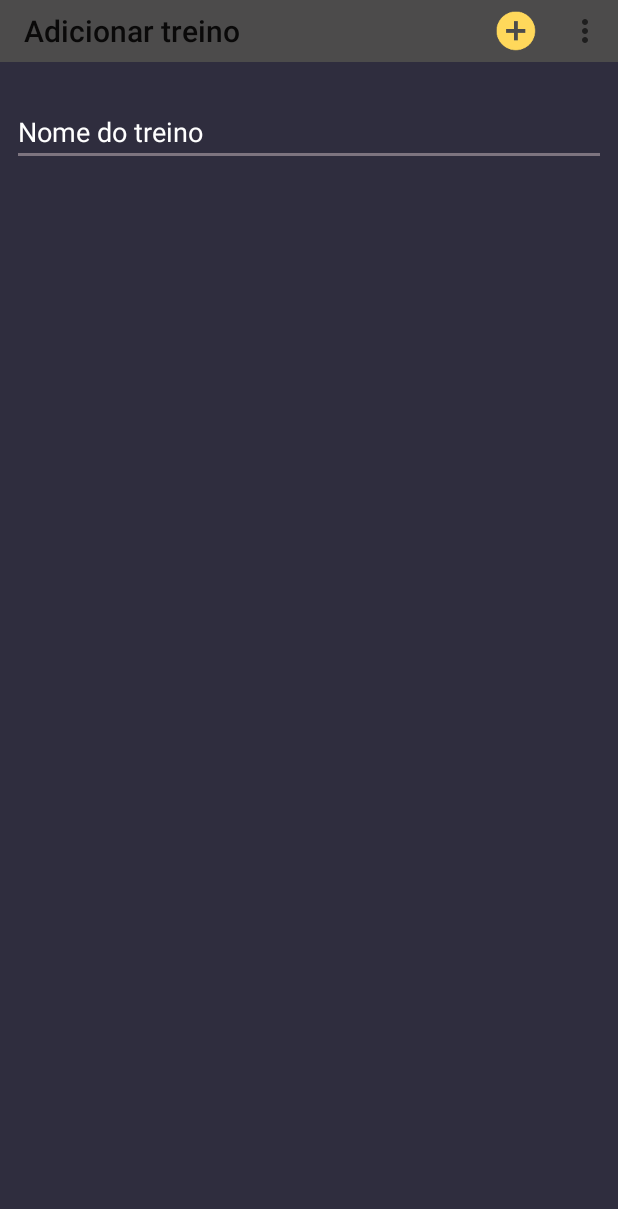
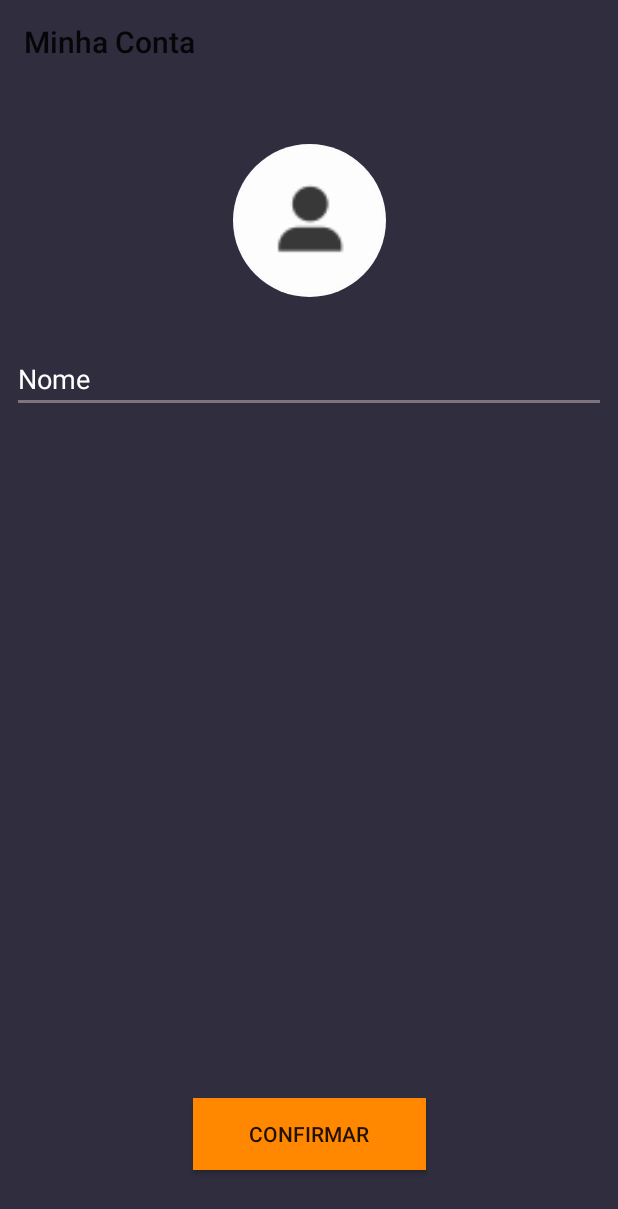
Before and after one commit to newtonjin/hogym, an Android app: the screen it shows after launch once a user with an empty profile is signed in (AddTreinoActivity before the commit, ContaActivity after it), in the options menu, after a tap on "Minha Conta", on a phone screen of 412 x 824 dp. Shown: the top 1209 px of the screen. Run offline under Robolectric (Android 15) with nearby library versions, the phone set to English and light mode, and no system bars; our stand-ins replace CircleImageView, Firebase (no records; nobody signed in at launch, a user with empty details on screens opened directly).

Commit message:
Commit att

```diff
--- a/app/build.gradle
+++ b/app/build.gradle
@@ -29,6 +29,7 @@ dependencies {
     androidTestImplementation 'com.android.support.test:runner:1.0.2'
     androidTestImplementation 'com.android.support.test.espresso:espresso-core:3.0.2'
     implementation 'com.android.support:design:27.1.1'
+    implementation 'de.hdodenhof:circleimageview:2.2.0'
 }
 
 apply plugin: 'com.google.gms.google-services'
--- a/app/src/main/AndroidManifest.xml
+++ b/app/src/main/AndroidManifest.xml
@@ -3,6 +3,8 @@
     package="com.hog.newto.pf2">
 
     <uses-permission android:name="android.permission.INTERNET" />
+    <uses-permission android:name="android.permission.READ_EXTERNAL_STORAGE" />
+   <uses-permission android:name="android.permission.WRITE_EXTERNAL_STORAGE"/>
 
     <application
         android:allowBackup="true"
@@ -20,7 +22,8 @@
         </activity>
         <activity android:name=".LoginActivity" />
         <activity android:name=".CadastroActivity" />
-        <activity android:name=".AddTreinoActivity"></activity>
+        <activity android:name=".AddTreinoActivity" />
+        <activity android:name=".ContaActivity"></activity>
     </application>
 
 </manifest>
--- a/app/src/main/java/com/hog/newto/pf2/AddTreinoActivity.java
+++ b/app/src/main/java/com/hog/newto/pf2/AddTreinoActivity.java
@@ -36,6 +36,9 @@ public class AddTreinoActivity extends AppCompatActivity {
             case R.id.btnSair:
                 logOut();
                 return true;
+            case R.id.btnConta:
+                sendToConta();
+                return true;
             default:
                 return false;
 
@@ -48,6 +51,11 @@ public class AddTreinoActivity extends AppCompatActivity {
             sendToMain();
 
     }
+    public void sendToConta(){
+        Intent intentConta=new Intent(AddTreinoActivity.this,ContaActivity.class);
+        startActivity(intentConta);
+        finish();
+    }
 
     public void sendToMain(){
         Intent intentTreinos= new Intent(AddTreinoActivity.this,TreinosActivity.class);
--- a/app/src/main/java/com/hog/newto/pf2/CadastroActivity.java
+++ b/app/src/main/java/com/hog/newto/pf2/CadastroActivity.java
@@ -50,6 +50,8 @@ public class CadastroActivity extends AppCompatActivity {
         btnCriaConta.setOnClickListener(new View.OnClickListener() {
             @Override
             public void onClick(View v) {
+
+
                 //Passa os campos para Strings
                 String email=regEmail.getText().toString();
                 String senha=regSenha.getText().toString();
@@ -60,18 +62,27 @@ public class CadastroActivity extends AppCompatActivity {
                 if(!TextUtils.isEmpty(email) && !TextUtils.isEmpty(senha) && !TextUtils.isEmpty(confSenha)){
                     //testa se as senhas batem
                     if(senha.equals(confSenha)){
+
                         //Faz aparecer a progress Bar
                         brCadastro.setVisibility(View.VISIBLE);
-                    //Agora adiciona o listener para operação com o firebase
+
+
+
+                        //Agora adiciona o listener para operação com o firebase
                         fb.createUserWithEmailAndPassword(email,senha).addOnCompleteListener(new OnCompleteListener<AuthResult>() {
                             @Override
                             public void onComplete(@NonNull Task<AuthResult> task) {
-                            //se a tarefa for concluida com sucesso acessa o método sendToMain q manda para os treinos
+
+
+                                //se a tarefa for concluida com sucesso a tarefa nos envia para o setup de conta
                                 if(task.isSuccessful()){
 
                                     Toast.makeText(CadastroActivity.this,"Conta criada com sucesso",Toast.LENGTH_LONG).show();
-                                    sendToLogin();
+                                    Intent intentConta=new Intent(CadastroActivity.this,ContaActivity.class);
+                                    startActivity(intentConta);
+
                                     brCadastro.setVisibility(View.INVISIBLE);
+                                    finish();
                             }else{
                                 String e = task.getException().getMessage();
                                 Toast.makeText(CadastroActivity.this, "Não foi possível se cadastrar"+e, Toast.LENGTH_LONG).show();
--- /dev/null
+++ b/app/src/main/java/com/hog/newto/pf2/ContaActivity.java
@@ -0,0 +1,68 @@
+package com.hog.newto.pf2;
+
+import android.Manifest;
+import android.content.Intent;
+import android.content.pm.PackageManager;
+import android.os.Build;
+import android.support.v4.app.ActivityCompat;
+import android.support.v4.content.ContextCompat;
+import android.support.v7.app.AppCompatActivity;
+import android.os.Bundle;
+import android.support.v7.widget.Toolbar;
+import android.view.View;
+import android.widget.Button;
+import android.widget.EditText;
+import android.widget.Toast;
+
+import com.google.firebase.auth.FirebaseAuth;
+
+import de.hdodenhof.circleimageview.CircleImageView;
+
+public class ContaActivity extends AppCompatActivity {
+    private EditText txtNome;
+    private Toolbar tlbar;
+    private CircleImageView imgConta;
+    private Button btnConfirma;
+    private FirebaseAuth fb;
+    @Override
+    protected void onCreate(Bundle savedInstanceState) {
+        super.onCreate(savedInstanceState);
+        setContentView(R.layout.activity_conta);
+        tlbar=(Toolbar)findViewById(R.id.tlBar);
+        setSupportActionBar(tlbar);
+        getSupportActionBar().setTitle("Minha Conta");
+        txtNome=(EditText)findViewById(R.id.etxNome);
+        imgConta=(CircleImageView)findViewById(R.id.imgConta);
+        btnConfirma=(Button)findViewById(R.id.btnConfirma);
+        fb=FirebaseAuth.getInstance();
+
+
+        btnConfirma.setOnClickListener(new View.OnClickListener() {
+            @Override
+            public void onClick(View v) {
+                Intent intentTreino=new Intent(ContaActivity.this,TreinosActivity.class);
+                startActivity(intentTreino);
+                finish();
+            }
+        });
+
+        imgConta.setOnClickListener(new View.OnClickListener() {
+            @Override
+            public void onClick(View v) {
+
+                //Testa permissão do android para acessar ao armazenamento e trocar a foto
+                if(Build.VERSION.SDK_INT>=Build.VERSION_CODES.M){
+                    if(ContextCompat.checkSelfPermission(ContaActivity.this,Manifest.permission.READ_EXTERNAL_STORAGE)!=PackageManager.PERMISSION_GRANTED){
+                        Toast.makeText(ContaActivity.this,"Permissão não concedida",Toast.LENGTH_LONG).show();
+                        ActivityCompat.requestPermissions(ContaActivity.this,new String[]{Manifest.permission.READ_EXTERNAL_STORAGE},1);
+
+
+
+                    }else{
+                        Toast.makeText(ContaActivity.this, "Você já tem permissão", Toast.LENGTH_LONG).show();
+                    }
+                }
+            }
+        });
+    }
+}
--- a/app/src/main/java/com/hog/newto/pf2/TreinosActivity.java
+++ b/app/src/main/java/com/hog/newto/pf2/TreinosActivity.java
@@ -50,12 +50,16 @@ public class TreinosActivity extends AppCompatActivity {
             case R.id.btnAddTreino:
                 sendToTreino();
                 return true;
+            case R.id.btnConta:
+                sendToConta();
+                return true;
              default:
 
                  return false;
         }
 
     }
+
 
 
 
@@ -90,5 +94,9 @@ public class TreinosActivity extends AppCompatActivity {
         Intent intentTreino=new Intent(TreinosActivity.this,AddTreinoActivity.class);
         startActivity(intentTreino);
         finish();
+    }public void sendToConta() {
+        Intent intentConta=new Intent(TreinosActivity.this,ContaActivity.class);
+        startActivity(intentConta);
+        finish();
     }
 }
--- /dev/null
+++ b/app/src/main/res/layout/activity_conta.xml
@@ -0,0 +1,59 @@
+<?xml version="1.0" encoding="utf-8"?>
+<android.support.constraint.ConstraintLayout xmlns:android="http://schemas.android.com/apk/res/android"
+    xmlns:app="http://schemas.android.com/apk/res-auto"
+    xmlns:tools="http://schemas.android.com/tools"
+    android:layout_width="match_parent"
+    android:layout_height="match_parent"
+    tools:context=".ContaActivity"
+    android:background="@color/colorPrimary">
+
+    <android.support.v7.widget.Toolbar
+        android:id="@+id/tlBar"
+        android:layout_width="match_parent"
+        android:layout_height="wrap_content"
+        android:background="@color/colorPrimary"></android.support.v7.widget.Toolbar>
+
+    <de.hdodenhof.circleimageview.CircleImageView
+        android:id="@+id/imgConta"
+        android:layout_width="115dp"
+        android:layout_height="102dp"
+        android:layout_marginStart="8dp"
+        android:layout_marginTop="40dp"
+        android:layout_marginEnd="8dp"
+        android:background="@android:color/transparent"
+        android:src="@mipmap/icprofile"
+        app:layout_constraintEnd_toEndOf="parent"
+        app:layout_constraintStart_toStartOf="parent"
+        app:layout_constraintTop_toBottomOf="@+id/tlBar" />
+
+    <Button
+        android:id="@+id/btnConfirma"
+        android:layout_width="155dp"
+        android:layout_height="wrap_content"
+        android:layout_marginStart="8dp"
+        android:layout_marginEnd="8dp"
+        android:layout_marginBottom="44dp"
+        android:background="@android:color/holo_orange_dark"
+        android:text="@string/btnConfirma"
+        app:layout_constraintBottom_toBottomOf="parent"
+        app:layout_constraintEnd_toEndOf="parent"
+        app:layout_constraintStart_toStartOf="parent" />
+
+    <EditText
+        android:id="@+id/etxNome"
+        android:layout_width="0dp"
+        android:layout_height="wrap_content"
+        android:layout_marginStart="8dp"
+        android:layout_marginTop="32dp"
+        android:layout_marginEnd="8dp"
+        android:ems="10"
+        android:hint="@string/txtNome"
+        android:inputType="textPersonName"
+        android:textColorHint="@color/branco"
+        app:layout_constraintEnd_toEndOf="parent"
+        app:layout_constraintHorizontal_bias="0.503"
+        app:layout_constraintStart_toStartOf="parent"
+        app:layout_constraintTop_toBottomOf="@+id/imgConta" />
+
+
+</android.support.constraint.ConstraintLayout>
--- a/app/src/main/res/menu/menu_activity.xml
+++ b/app/src/main/res/menu/menu_activity.xml
@@ -7,7 +7,9 @@
         android:icon="@mipmap/ic_add"
         android:title="@string/btnAdd"
         app:showAsAction="always" />
-    <item android:title="@string/btnConta" />
+    <item
+        android:id="@+id/btnConta"
+        android:title="@string/btnConta" />
     <item android:title="@string/comunidade" />
     <item
         android:id="@+id/btnSair"
--- a/app/src/main/res/values/strings.xml
+++ b/app/src/main/res/values/strings.xml
@@ -12,5 +12,7 @@
     <string name="btnJaPossuiConta">Já está cadastrado ?</string>
     <string name="txtConfirmaSenha">Confirmar senha</string>
     <string name="txtNomeTreino">Nome do treino</string>
+    <string name="btnConfirma">Confirmar</string>
+    <string name="txtNome">Nome</string>
 
 </resources>
```
Also changed, not shown: app/src/main/icprofile-web.png (added), app/src/main/res/mipmap-hdpi/icprofile.png (added), app/src/main/res/mipmap-mdpi/icprofile.png (added), app/src/main/res/mipmap-xhdpi/icprofile.png (added), app/src/main/res/mipmap-xxhdpi/icprofile.png (added), app/src/main/res/mipmap-xxxhdpi/icprofile.png (added).
